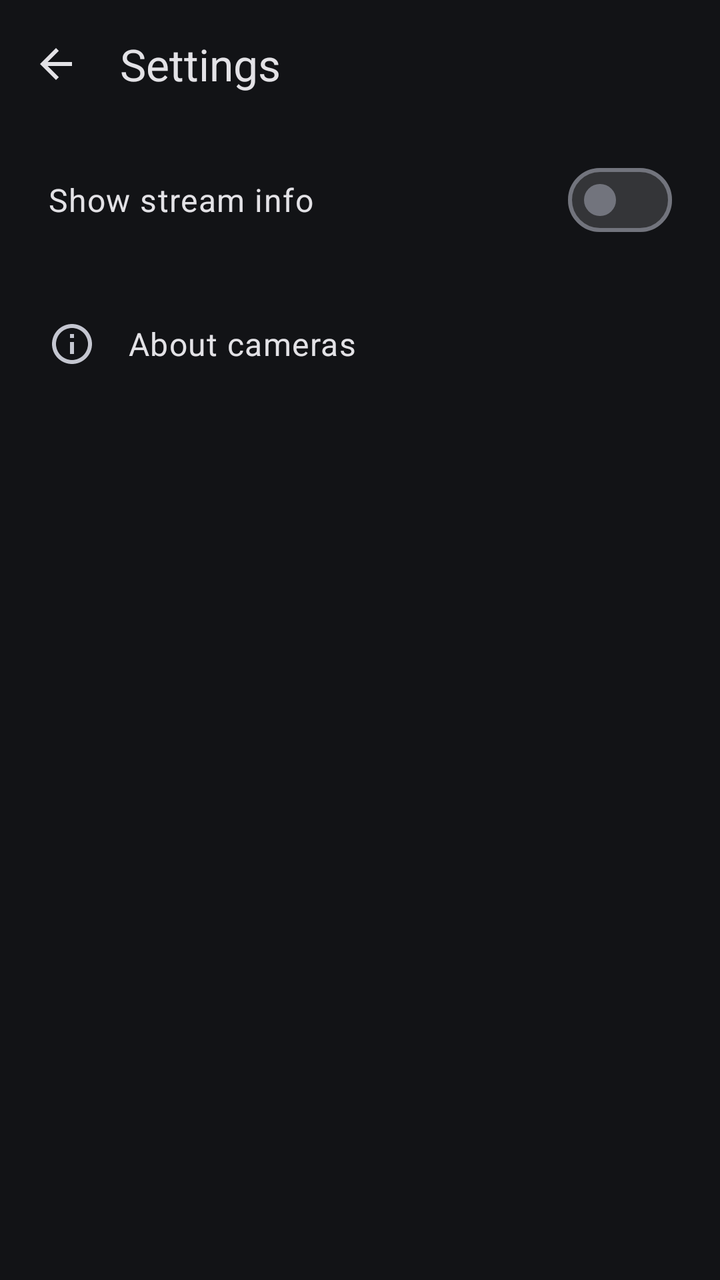
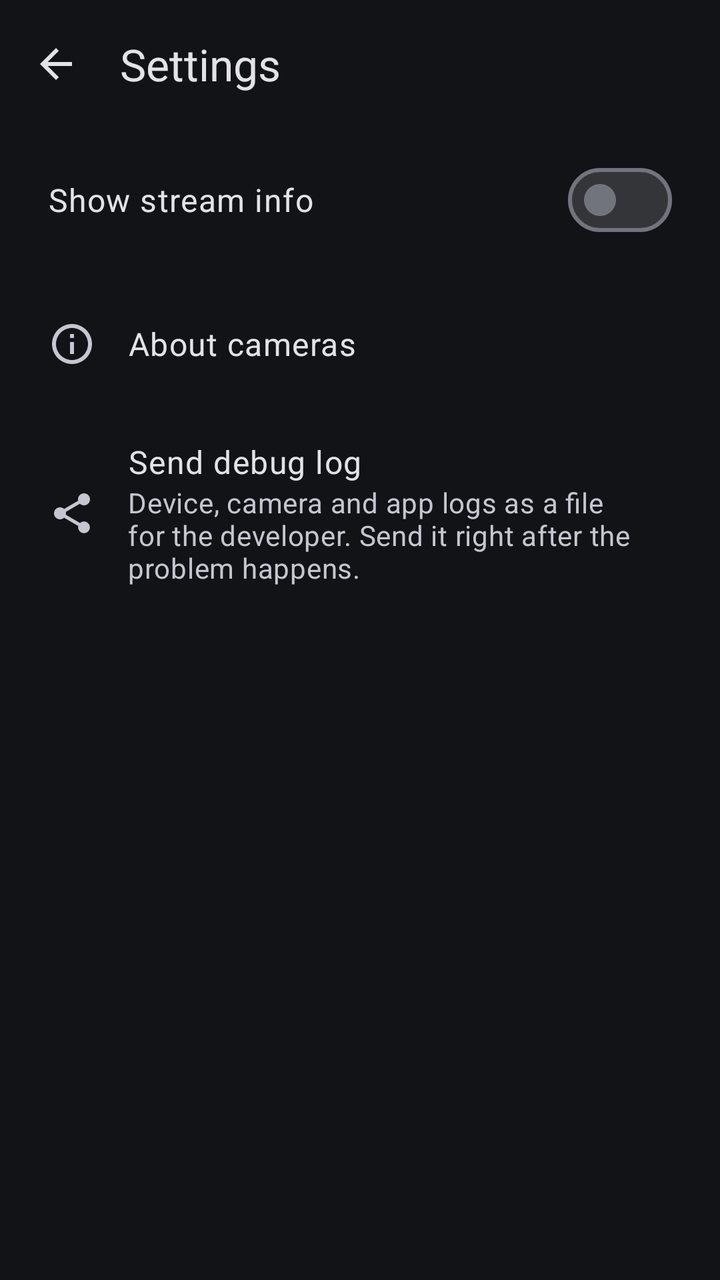

The first picture is an Android layout as it rendered before a commit; the second is the same layout after the commit. The layout source and the unified diff follow.
<!-- AndroidManifest.xml: activity theme Theme.My3DCamera.Settings -->
<!-- res/layout/activity_settings.xml -->
<?xml version="1.0" encoding="utf-8"?>
<LinearLayout xmlns:android="http://schemas.android.com/apk/res/android"
    xmlns:app="http://schemas.android.com/apk/res-auto"
    android:layout_width="match_parent"
    android:layout_height="match_parent"
    android:background="?attr/colorSurface"
    android:orientation="vertical">

    <com.google.android.material.appbar.MaterialToolbar
        android:id="@+id/toolbar"
        android:layout_width="match_parent"
        android:layout_height="?attr/actionBarSize"
        app:navigationContentDescription="@string/back"
        app:navigationIcon="@drawable/ic_arrow_back"
        app:navigationIconTint="?attr/colorOnSurface"
        app:title="@string/settings" />

    <androidx.core.widget.NestedScrollView
        android:layout_width="match_parent"
        android:layout_height="match_parent">

        <LinearLayout
            android:layout_width="match_parent"
            android:layout_height="wrap_content"
            android:orientation="vertical"
            android:paddingBottom="24dp">

            
            <com.google.android.material.materialswitch.MaterialSwitch
                android:id="@+id/streamInfoSwitch"
                android:layout_width="match_parent"
                android:layout_height="wrap_content"
                android:minHeight="72dp"
                android:paddingHorizontal="24dp"
                android:text="@string/show_stream_info"
                android:textAppearance="?attr/textAppearanceBodyLarge"
                android:textColor="?attr/colorOnSurface" />

            
            <LinearLayout
                android:id="@+id/aboutRow"
                android:layout_width="match_parent"
                android:layout_height="wrap_content"
                android:background="?attr/selectableItemBackground"
                android:gravity="center_vertical"
                android:minHeight="72dp"
                android:orientation="horizontal"
                android:paddingHorizontal="24dp">

                <ImageView
                    android:layout_width="24dp"
                    android:layout_height="24dp"
                    android:importantForAccessibility="no"
                    android:src="@drawable/ic_info"
                    app:tint="?attr/colorOnSurfaceVariant" />

                <TextView
                    android:layout_width="0dp"
                    android:layout_height="wrap_content"
                    android:layout_marginStart="16dp"
                    android:layout_weight="1"
                    android:text="@string/about"
                    android:textAppearance="?attr/textAppearanceBodyLarge"
                    android:textColor="?attr/colorOnSurface" />
            </LinearLayout>
        </LinearLayout>
    </androidx.core.widget.NestedScrollView>
</LinearLayout>
<!-- resources referenced by this layout -->
<resources>
  <!-- drawable ic_arrow_back (drawable) -->
  <vector xmlns:android="http://schemas.android.com/apk/res/android"
      android:width="24dp"
      android:height="24dp"
      android:autoMirrored="true"
      android:viewportWidth="24"
      android:viewportHeight="24">
      <path
          android:fillColor="@color/white"
          android:pathData="M20,11H7.83l5.59,-5.59L12,4l-8,8 8,8 1.41,-1.41L7.83,13H20v-2z" />
  </vector>
  <!-- drawable ic_info (drawable) -->
  <vector xmlns:android="http://schemas.android.com/apk/res/android"
      android:width="24dp"
      android:height="24dp"
      android:viewportWidth="24"
      android:viewportHeight="24">
      <path
          android:fillColor="@color/white"
          android:pathData="M11,7h2v2h-2zM11,11h2v6h-2zM12,2C6.48,2 2,6.48 2,12s4.48,10 10,10 10,-4.48 10,-10S17.52,2 12,2zM12,20c-4.41,0 -8,-3.59 -8,-8s3.59,-8 8,-8 8,3.59 8,8 -3.59,8 -8,8z" />
  </vector>
  <string name="about">About cameras</string>
  <string name="back">Back</string>
  <string name="settings">Settings</string>
  <string name="show_stream_info">Show stream info</string>
  <style name="Theme.My3DCamera.Settings">
          <item name="android:windowBackground">?attr/colorSurface</item>
      </style>
  <color name="white">#FFFFFFFF</color>
</resources>

<!-- the commit's change to res/layout/activity_settings.xml (unified diff, before → after) -->
@@ -63,6 +63,47 @@
                     android:textAppearance="?attr/textAppearanceBodyLarge"
                     android:textColor="?attr/colorOnSurface" />
             </LinearLayout>
+            
+            <LinearLayout
+                android:id="@+id/debugLogRow"
+                android:layout_width="match_parent"
+                android:layout_height="wrap_content"
+                android:background="?attr/selectableItemBackground"
+                android:gravity="center_vertical"
+                android:minHeight="72dp"
+                android:orientation="horizontal"
+                android:paddingHorizontal="24dp"
+                android:paddingVertical="12dp">
+
+                <ImageView
+                    android:layout_width="24dp"
+                    android:layout_height="24dp"
+                    android:importantForAccessibility="no"
+                    android:src="@drawable/ic_share"
+                    app:tint="?attr/colorOnSurfaceVariant" />
+
+                <LinearLayout
+                    android:layout_width="0dp"
+                    android:layout_height="wrap_content"
+                    android:layout_marginStart="16dp"
+                    android:layout_weight="1"
+                    android:orientation="vertical">
+
+                    <TextView
+                        android:layout_width="wrap_content"
+                        android:layout_height="wrap_content"
+                        android:text="@string/share_debug_log"
+                        android:textAppearance="?attr/textAppearanceBodyLarge"
+                        android:textColor="?attr/colorOnSurface" />
+
+                    <TextView
+                        android:layout_width="wrap_content"
+                        android:layout_height="wrap_content"
+                        android:text="@string/share_debug_log_summary"
+                        android:textAppearance="?attr/textAppearanceBodyMedium"
+                        android:textColor="?attr/colorOnSurfaceVariant" />
+                </LinearLayout>
+            </LinearLayout>
         </LinearLayout>
     </androidx.core.widget.NestedScrollView>
 </LinearLayout>
<!-- resource entries referenced after the edit -->
@@ -21,9 +21,21 @@
           android:fillColor="@color/white"
           android:pathData="M11,7h2v2h-2zM11,11h2v6h-2zM12,2C6.48,2 2,6.48 2,12s4.48,10 10,10 10,-4.48 10,-10S17.52,2 12,2zM12,20c-4.41,0 -8,-3.59 -8,-8s3.59,-8 8,-8 8,3.59 8,8 -3.59,8 -8,8z" />
   </vector>
+  <!-- drawable ic_share (drawable) -->
+  <vector xmlns:android="http://schemas.android.com/apk/res/android"
+      android:width="24dp"
+      android:height="24dp"
+      android:viewportWidth="24"
+      android:viewportHeight="24">
+      <path
+          android:fillColor="@color/white"
+          android:pathData="M18,16.08c-0.76,0 -1.44,0.3 -1.96,0.77L8.91,12.7c0.05,-0.23 0.09,-0.46 0.09,-0.7s-0.04,-0.47 -0.09,-0.7l7.05,-4.11c0.54,0.5 1.25,0.81 2.04,0.81 1.66,0 3,-1.34 3,-3s-1.34,-3 -3,-3 -3,1.34 -3,3c0,0.24 0.04,0.47 0.09,0.7L8.04,9.81C7.5,9.31 6.79,9 6,9c-1.66,0 -3,1.34 -3,3s1.34,3 3,3c0.79,0 1.5,-0.31 2.04,-0.81l7.12,4.16c-0.05,0.21 -0.08,0.43 -0.08,0.65 0,1.61 1.31,2.92 2.92,2.92s2.92,-1.31 2.92,-2.92 -1.31,-2.92 -2.92,-2.92z" />
+  </vector>
   <string name="about">About cameras</string>
   <string name="back">Back</string>
   <string name="settings">Settings</string>
+  <string name="share_debug_log">Send debug log</string>
+  <string name="share_debug_log_summary">Device, camera and app logs as a file for the developer. Send it right after the problem happens.</string>
   <string name="show_stream_info">Show stream info</string>
   <style name="Theme.My3DCamera.Settings">
           <item name="android:windowBackground">?attr/colorSurface</item>
